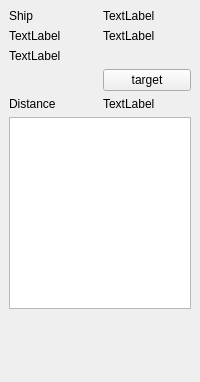
Old version of the form waterobjectinfo.ui in the repository ngc42/WaterWorld.
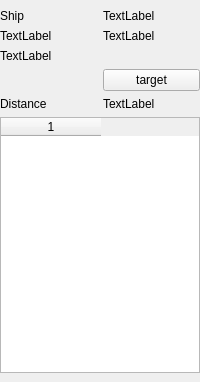
New version of the form.

Commit message: visual UI feedback for ship target list

```diff
--- a/waterobjectinfo.ui
+++ b/waterobjectinfo.ui
@@ -453,6 +453,12 @@
   </widget>
   <widget class="QWidget" name="pageHumanShip">
    <layout class="QGridLayout" name="gridLayout_4">
+    <property name="leftMargin">
+     <number>0</number>
+    </property>
+    <property name="rightMargin">
+     <number>0</number>
+    </property>
     <item row="1" column="1">
      <widget class="QLabel" name="labelHumanShipId">
       <property name="text">
@@ -484,19 +490,6 @@
       </property>
      </widget>
     </item>
-    <item row="6" column="0">
-     <spacer name="verticalSpacer_4">
-      <property name="orientation">
-       <enum>Qt::Vertical</enum>
-      </property>
-      <property name="sizeHint" stdset="0">
-       <size>
-        <width>20</width>
-        <height>40</height>
-       </size>
-      </property>
-     </spacer>
-    </item>
     <item row="0" column="0">
      <widget class="QLabel" name="label_7">
       <property name="text">
@@ -526,7 +519,12 @@
      </widget>
     </item>
     <item row="5" column="0" colspan="2">
-     <widget class="QTableWidget" name="tableHTargets"/>
+     <widget class="QTableWidget" name="tableHTargets">
+      <property name="columnCount">
+       <number>1</number>
+      </property>
+      <column/>
+     </widget>
     </item>
    </layout>
   </widget>
```
The commit also changes 2 other files.
